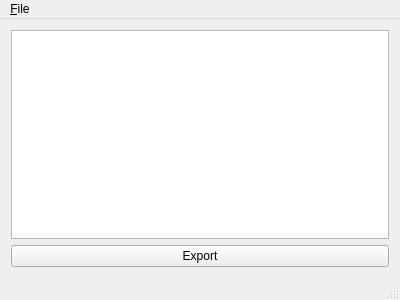
This is mainwindow.ui in TapGhoul/ILDARenderer as Qt 5 draws it before an edit. The edited form follows.
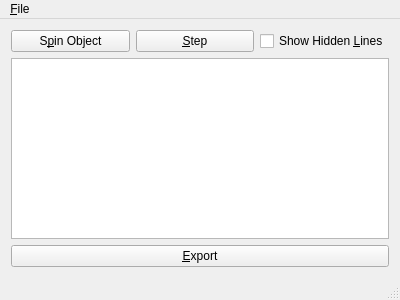
This is the edited form.

```diff
--- a/mainwindow.ui
+++ b/mainwindow.ui
@@ -15,6 +15,34 @@
   </property>
   <widget class="QWidget" name="centralWidget">
    <layout class="QVBoxLayout" name="verticalLayout">
+    <item>
+     <layout class="QHBoxLayout" name="horizontalLayout">
+      <item>
+       <widget class="QPushButton" name="spinObject">
+        <property name="text">
+         <string>S&amp;pin Object</string>
+        </property>
+        <property name="checkable">
+         <bool>true</bool>
+        </property>
+       </widget>
+      </item>
+      <item>
+       <widget class="QPushButton" name="stepSpin">
+        <property name="text">
+         <string>&amp;Step</string>
+        </property>
+       </widget>
+      </item>
+      <item>
+       <widget class="QCheckBox" name="hiddenLineVisible">
+        <property name="text">
+         <string>Show Hidden &amp;Lines</string>
+        </property>
+       </widget>
+      </item>
+     </layout>
+    </item>
     <item>
      <widget class="QGraphicsView" name="graphicsView">
       <property name="interactive">
@@ -28,7 +56,7 @@
     <item>
      <widget class="QPushButton" name="pushButton">
       <property name="text">
-       <string>Export</string>
+       <string>&amp;Export</string>
       </property>
      </widget>
     </item>
```
